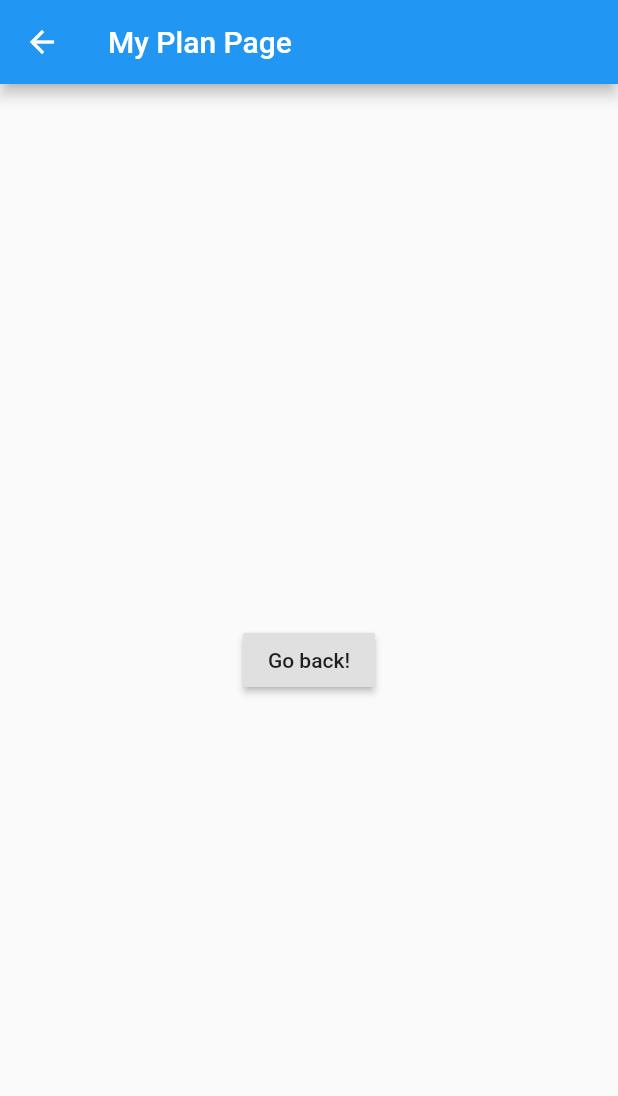
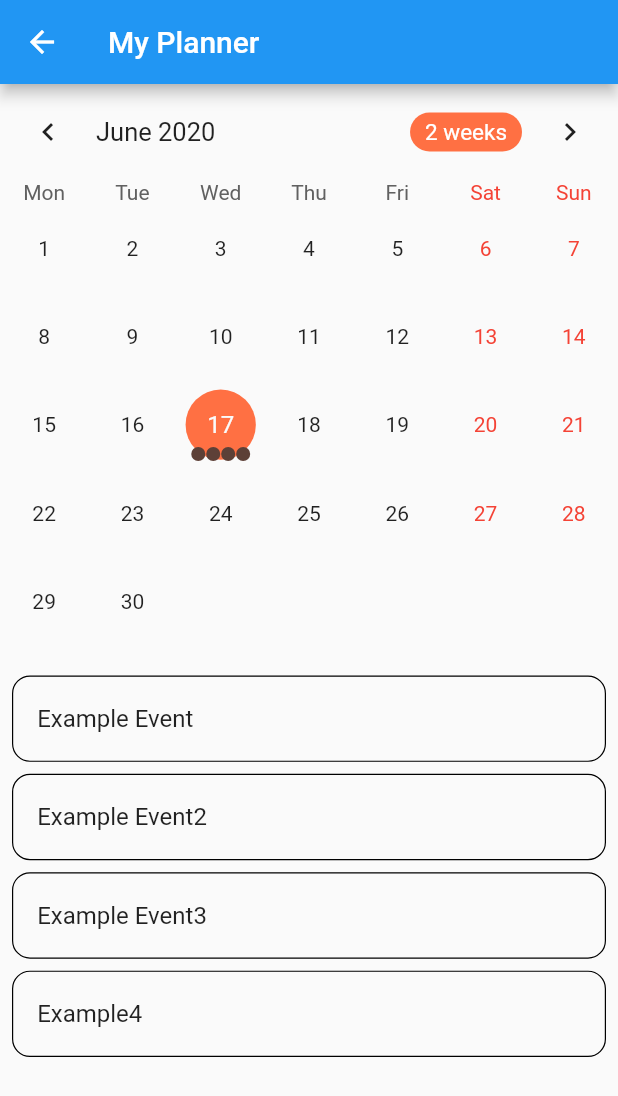
Before and after one commit to AreebRoyepen/MealPlanner, a Flutter app: the MyPlanRoute screen opened directly, on a phone screen of 412 x 824 dp. Shown: the top 1096 px of the screen. Run offline on Flutter 3.47's test engine with Material 2 defaults, Android fonts, the phone set to English and light mode, and no system bars; drawn by our look-alikes of table_calendar; network calls fail.

Commit message:
meal planner calendar

```diff
--- a/lib/myPlan.dart
+++ b/lib/myPlan.dart
@@ -1,21 +1,133 @@
 import 'package:flutter/material.dart';
+import 'package:table_calendar/table_calendar.dart';
+import 'package:intl/date_symbol_data_local.dart';
 
+final Map<DateTime, List> _holidays = {
+  DateTime(2020, 1, 1): ['New Year\'s Day'],
+};
 
+void initDate() {
+  initializeDateFormatting().then((_) => runApp(MyPlanRoute()));
+}
 class MyPlanRoute extends StatelessWidget {
   @override
   Widget build(BuildContext context) {
     return Scaffold(
+
+         body: MyCalander(title: 'My Planner'),
+
+    );
+  }
+}
+
+class MyCalander extends StatefulWidget {
+  MyCalander({Key key, this.title}) : super(key: key);
+
+  final String title;
+
+  @override
+  _MyCalanderState createState() => _MyCalanderState();
+}
+
+class _MyCalanderState extends State<MyCalander> with TickerProviderStateMixin {
+  Map<DateTime, List> _events;
+  List _selectedEvents;
+  AnimationController _animationController;
+  CalendarController _calendarController;
+
+  @override
+  void initState() {
+    super.initState();
+    final _selectedDay = DateTime.now();
+
+    _events = {
+      _selectedDay: ['Example Event', 'Example Event2', 'Example Event3', 'Example4'],
+    };
+
+    _selectedEvents = _events[_selectedDay] ?? [];
+    _calendarController = CalendarController();
+
+    _animationController = AnimationController(
+      vsync: this,
+      duration: const Duration(milliseconds: 400),
+    );
+
+    _animationController.forward();
+  }
+
+  @override
+  void dispose() {
+    _animationController.dispose();
+    _calendarController.dispose();
+    super.dispose();
+  }
+
+  void _onVisibleDaysChanged(DateTime first, DateTime last, CalendarFormat format) {
+    print('CALLBACK: _onVisibleDaysChanged');
+  }
+
+  void _onCalendarCreated(DateTime first, DateTime last, CalendarFormat format) {
+    print('CALLBACK: _onCalendarCreated');
+  }
+
+  @override
+  Widget build(BuildContext context) {
+    return Scaffold(
       appBar: AppBar(
-        title: Text("My Plan Page"),
+        title: Text(widget.title),
       ),
-      body: Center(
-        child: RaisedButton(
-          onPressed: () {
-            Navigator.pop(context);
-          },
-          child: Text('Go back!'),
-        ),
+      body: Column(
+        mainAxisSize: MainAxisSize.max,
+        children: <Widget>[
+          _buildTableCalendar(),
+          const SizedBox(height: 8.0),
+          const SizedBox(height: 8.0),
+          Expanded(child: _buildEventList()),
+        ],
       ),
     );
   }
+
+  Widget _buildTableCalendar() {
+    return TableCalendar(
+      calendarController: _calendarController,
+      events: _events,
+      holidays: _holidays,
+      startingDayOfWeek: StartingDayOfWeek.monday,
+      calendarStyle: CalendarStyle(
+        selectedColor: Colors.deepOrange[400],
+        todayColor: Colors.deepOrange[200],
+        markersColor: Colors.brown[700],
+        outsideDaysVisible: false,
+      ),
+      headerStyle: HeaderStyle(
+        formatButtonTextStyle: TextStyle().copyWith(color: Colors.white, fontSize: 15.0),
+        formatButtonDecoration: BoxDecoration(
+          color: Colors.deepOrange[400],
+          borderRadius: BorderRadius.circular(16.0),
+        ),
+      ),
+
+      onVisibleDaysChanged: _onVisibleDaysChanged,
+      onCalendarCreated: _onCalendarCreated,
+    );
+  }
+
+  Widget _buildEventList() {
+    return ListView(
+      children: _selectedEvents
+          .map((event) => Container(
+                decoration: BoxDecoration(
+                  border: Border.all(width: 0.8),
+                  borderRadius: BorderRadius.circular(12.0),
+                ),
+                margin: const EdgeInsets.symmetric(horizontal: 8.0, vertical: 4.0),
+                child: ListTile(
+                  title: Text(event.toString()),
+                  onTap: () => print('$event tapped!'),
+                ),
+              ))
+          .toList(),
+    );
+  }
 }
--- a/lib/recipes.dart
+++ b/lib/recipes.dart
@@ -3,18 +3,12 @@ import 'package:flutter/material.dart';
 
 class RecipesRoute extends StatelessWidget {
   @override
+  Widget build(BuildContext context) {
+    return Scaffold(
 
-
-   // List<String> images = ["https://placeimg.com/500/500/any", "https://placeimg.com/500/500/any", "https://placeimg.com/500/500/any", "https://placeimg.com/500/500/any", "https://placeimg.com/500/500/any"];
-
-  @override
-  Widget build(BuildContext context) {
-    return MaterialApp(
-      home: Scaffold(
         appBar: AppBar(
           title: Text("Recipes Page"),
           centerTitle: true,
-          backgroundColor: Colors.red,
         ),
         body: Container(
           padding: EdgeInsets.all(16.0),
@@ -31,7 +25,7 @@ class RecipesRoute extends StatelessWidget {
         ),
 
 
-      ),
+
     );
   }
 
--- a/pubspec.yaml
+++ b/pubspec.yaml
@@ -28,6 +28,7 @@ dependencies:
   # The following adds the Cupertino Icons font to your application.
   # Use with the CupertinoIcons class for iOS style icons.
   cupertino_icons: ^0.1.3
+  table_calendar: ^2.2.3
 
 dev_dependencies:
   flutter_test:
```
